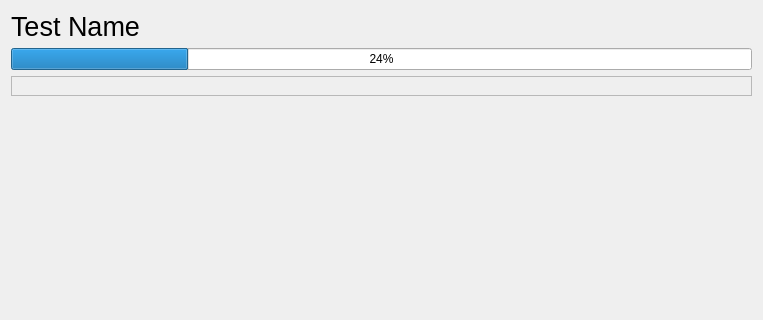
Above: src/views/ui/testTaking.ui from adibozzhanov/LeProgram before the change; both pictures show x 0 to 763 and y 0 to 320 of the 763 by 564 pixel window. Below: the same form after it.
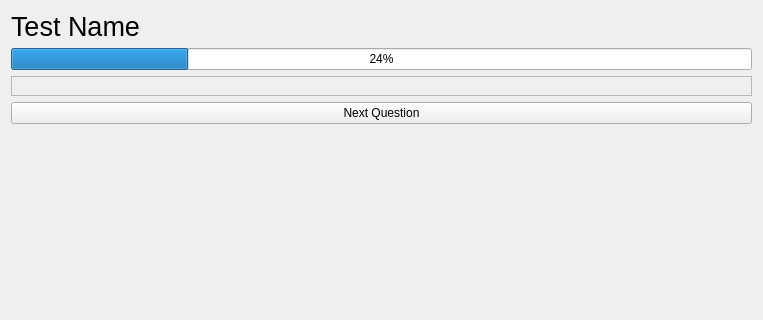
That is the form after the change.

Commit message: feat: added the test results class

What changed in the file:
```diff
--- a/src/views/ui/testTaking.ui
+++ b/src/views/ui/testTaking.ui
@@ -44,6 +44,13 @@
      <layout class="QHBoxLayout" name="taskLayout"/>
     </widget>
    </item>
+   <item>
+    <widget class="QPushButton" name="nextQButton">
+     <property name="text">
+      <string>Next Question</string>
+     </property>
+    </widget>
+   </item>
    <item>
     <spacer name="verticalSpacer">
      <property name="orientation">
```
The commit also changes 10 other files.
